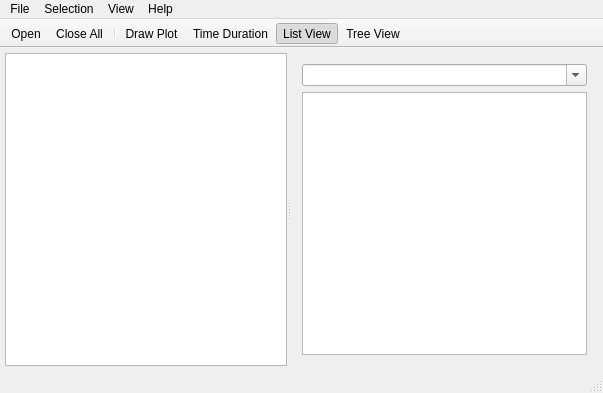
This is VisualIntStat/mainwindow.ui in kery/MacVisTat as Qt 5 draws it before an edit. The edited form follows.
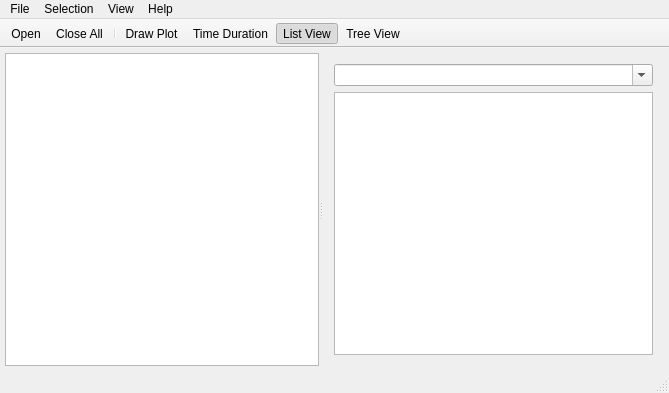
This is the edited form. Icons and pictures are not drawn.

Commit message: Use QListWidget instead of QListView for internal statistics csv file. Implemented some functionalities

The edit to the form file:
```diff
--- a/VisualIntStat/mainwindow.ui
+++ b/VisualIntStat/mainwindow.ui
@@ -6,7 +6,7 @@
    <rect>
     <x>0</x>
     <y>0</y>
-    <width>603</width>
+    <width>669</width>
     <height>393</height>
    </rect>
   </property>
@@ -35,12 +35,9 @@
       <property name="childrenCollapsible">
        <bool>false</bool>
       </property>
-      <widget class="QListView" name="lvCsvFile">
-       <property name="sizePolicy">
-        <sizepolicy hsizetype="Expanding" vsizetype="Expanding">
-         <horstretch>0</horstretch>
-         <verstretch>0</verstretch>
-        </sizepolicy>
+      <widget class="QListWidget" name="lwStatFile">
+       <property name="mouseTracking">
+        <bool>true</bool>
        </property>
       </widget>
       <widget class="QWidget" name="layoutWidget">
@@ -73,7 +70,7 @@
     <rect>
      <x>0</x>
      <y>0</y>
-     <width>603</width>
+     <width>669</width>
      <height>23</height>
     </rect>
    </property>
```
Left out of the diff: 2 changed lines with no effect on the pictures. The commit also changes 4 other files.
